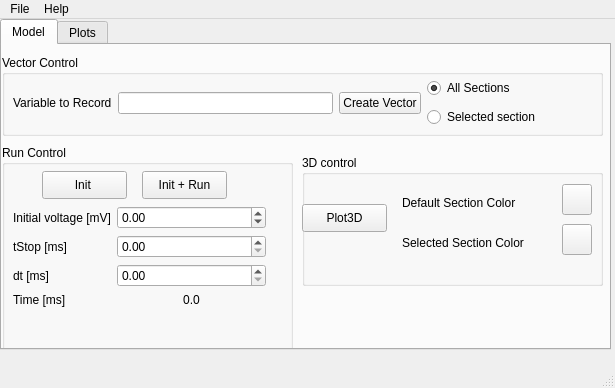
The window that neuronvisio/neuronvisio.ui (mattions/neuronvisio) describes before a commit, drawn with Qt 5.
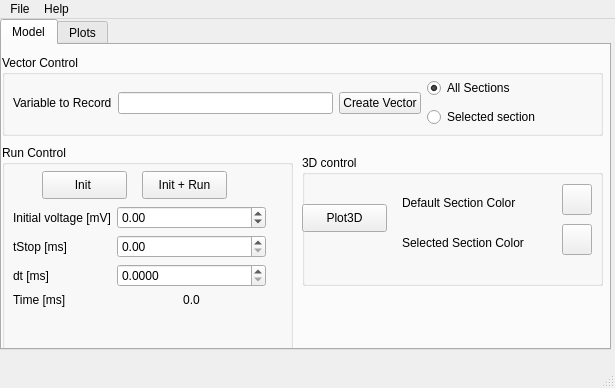
The same window after the commit. Custom widgets are drawn as their Qt base class.

Commit message: The Input from the console is now taken in account

Patch:
```diff
--- a/neuronvisio/neuronvisio.ui
+++ b/neuronvisio/neuronvisio.ui
@@ -127,6 +127,9 @@
         </item>
         <item row="2" column="1">
          <widget class="QDoubleSpinBox" name="dtSpinBox">
+          <property name="decimals">
+           <number>4</number>
+          </property>
           <property name="singleStep">
            <double>0.010000000000000</double>
           </property>
```
Left out of the diff: 2 changed lines with no effect on the pictures. The commit also changes 1 other file.
